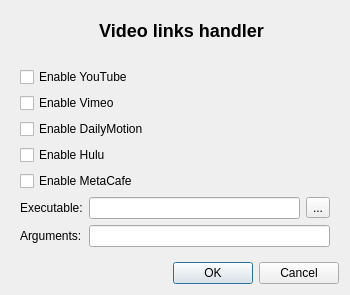
The window that plugins/Videoner/videoner_settings.ui (QupZilla/qupzilla-plugins) describes before a commit, drawn with Qt 5.
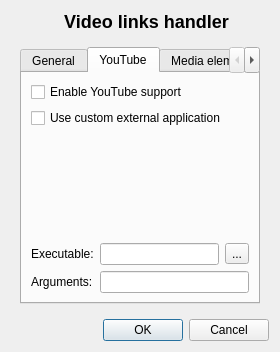
The same window after the commit. The open tabs and pages were chosen to show the change. Icons and pictures are not drawn.

Commit message: [Plugins] Videoner v0.1

Patch:
```diff
--- a/plugins/Videoner/videoner_settings.ui
+++ b/plugins/Videoner/videoner_settings.ui
@@ -6,24 +6,14 @@
    <rect>
     <x>0</x>
     <y>0</y>
-    <width>350</width>
-    <height>295</height>
+    <width>280</width>
+    <height>352</height>
    </rect>
   </property>
   <property name="windowTitle">
    <string>Videoner Settings</string>
   </property>
-  <layout class="QGridLayout" name="gridLayout_1">
-   <item row="7" column="1">
-    <widget class="QDialogButtonBox" name="buttonBox">
-     <property name="orientation">
-      <enum>Qt::Horizontal</enum>
-     </property>
-     <property name="standardButtons">
-      <set>QDialogButtonBox::Cancel|QDialogButtonBox::Ok</set>
-     </property>
-    </widget>
-   </item>
+  <layout class="QGridLayout" name="gridLayout">
    <item row="1" column="1">
     <widget class="QStackedWidget" name="stackedWidget">
      <property name="focusPolicy">
@@ -33,72 +23,18 @@
       <number>0</number>
      </property>
      <widget class="QWidget" name="settingsPage">
-      <layout class="QGridLayout" name="gridLayout_2">
-       <item row="0" column="1" alignment="Qt::AlignHCenter|Qt::AlignVCenter">
-        <widget class="QLabel" name="label_2">
-         <property name="text">
-          <string/>
+      <layout class="QGridLayout" name="gridLayout_4">
+       <item row="0" column="0">
+        <widget class="QTabWidget" name="tabWidget">
+         <property name="currentIndex">
+          <number>0</number>
          </property>
-         <property name="pixmap">
-          <pixmap resource="videoner_res.qrc">:/videoner/data/videoner.png</pixmap>
-         </property>
-         <property name="alignment">
-          <set>Qt::AlignCenter</set>
-         </property>
-        </widget>
-       </item>
-       <item row="0" column="2" alignment="Qt::AlignHCenter|Qt::AlignVCenter">
-        <widget class="QLabel" name="label">
-         <property name="text">
-          <string>&lt;html&gt;&lt;head/&gt;&lt;body&gt;&lt;p&gt;&lt;span style=&quot; font-size:x-large; font-weight:600;&quot;&gt;Video links handler&lt;/span&gt;&lt;/p&gt;&lt;/body&gt;&lt;/html&gt;</string>
-         </property>
-         <property name="alignment">
-          <set>Qt::AlignCenter</set>
-         </property>
-        </widget>
-       </item>
-       <item row="7" column="0" colspan="4">
-        <widget class="QCheckBox" name="enableVm">
-         <property name="text">
-          <string>Enable Vimeo</string>
-         </property>
-        </widget>
-       </item>
-       <item row="9" column="0" colspan="3">
-        <widget class="QCheckBox" name="enableHu">
-         <property name="text">
-          <string>Enable Hulu</string>
-         </property>
-        </widget>
-       </item>
-       <item row="1" column="0" colspan="4">
-        <spacer name="verticalSpacer">
-         <property name="orientation">
-          <enum>Qt::Vertical</enum>
-         </property>
-         <property name="sizeHint" stdset="0">
-          <size>
-           <width>20</width>
-           <height>40</height>
-          </size>
-         </property>
-        </spacer>
-       </item>
-       <item row="5" column="0" colspan="4">
-        <widget class="QCheckBox" name="enableYt">
-         <property name="text">
-          <string>Enable YouTube</string>
-         </property>
-        </widget>
-       </item>
-       <item row="8" column="0" colspan="4">
-        <widget class="QCheckBox" name="enableDm">
-         <property name="text">
-          <string>Enable DailyMotion</string>
-         </property>
-        </widget>
-       </item>
-       <item row="15" column="0" colspan="4">
+         <widget class="QWidget" name="tab1">
+          <attribute name="title">
+           <string>General</string>
+          </attribute>
+          <layout class="QGridLayout" name="gridLayout_3">
+           <item row="2" column="0">
         <layout class="QFormLayout" name="formLayout_1">
          <property name="fieldGrowthPolicy">
           <enum>QFormLayout::AllNonFixedFieldsGrow</enum>
@@ -137,6 +73,233 @@
         </layout>
        </item>
        <item row="0" column="0">
+            <layout class="QGridLayout" name="gridLayout_2">
+             <item row="0" column="0">
+              <widget class="QCheckBox" name="enableVm">
+               <property name="text">
+                <string notr="true">vimeo.com</string>
+               </property>
+              </widget>
+             </item>
+             <item row="1" column="0">
+              <widget class="QCheckBox" name="enableLl">
+               <property name="text">
+                <string notr="true">liveleak.com</string>
+               </property>
+              </widget>
+             </item>
+             <item row="2" column="0">
+              <widget class="QCheckBox" name="enableMc">
+               <property name="text">
+                <string notr="true">metacafe.com</string>
+               </property>
+              </widget>
+             </item>
+             <item row="3" column="0">
+              <widget class="QCheckBox" name="enableDm">
+               <property name="text">
+                <string notr="true">dailymotion.com</string>
+               </property>
+              </widget>
+             </item>
+             <item row="4" column="0">
+              <widget class="QCheckBox" name="enableBr">
+               <property name="text">
+                <string notr="true">break.com</string>
+               </property>
+              </widget>
+             </item>
+             <item row="5" column="0">
+              <widget class="QCheckBox" name="enableHu">
+               <property name="text">
+                <string notr="true">hulu.com</string>
+               </property>
+              </widget>
+             </item>
+            </layout>
+           </item>
+           <item row="1" column="0">
+            <spacer name="verticalSpacer">
+             <property name="orientation">
+              <enum>Qt::Vertical</enum>
+             </property>
+             <property name="sizeHint" stdset="0">
+              <size>
+               <width>20</width>
+               <height>40</height>
+              </size>
+             </property>
+            </spacer>
+           </item>
+          </layout>
+         </widget>
+         <widget class="QWidget" name="tab2">
+          <attribute name="title">
+           <string>YouTube</string>
+          </attribute>
+          <layout class="QGridLayout" name="gridLayout_6">
+           <item row="0" column="0">
+            <widget class="QCheckBox" name="enableYt">
+             <property name="text">
+              <string>Enable YouTube support</string>
+             </property>
+            </widget>
+           </item>
+           <item row="1" column="0">
+            <layout class="QGridLayout" name="YouTubeSettings">
+             <item row="0" column="0">
+              <widget class="QCheckBox" name="enableSeparateYt">
+               <property name="text">
+                <string>Use custom external application</string>
+               </property>
+              </widget>
+             </item>
+             <item row="1" column="0">
+              <spacer name="verticalSpacer_2">
+               <property name="orientation">
+                <enum>Qt::Vertical</enum>
+               </property>
+               <property name="sizeHint" stdset="0">
+                <size>
+                 <width>20</width>
+                 <height>40</height>
+                </size>
+               </property>
+              </spacer>
+             </item>
+             <item row="2" column="0">
+              <layout class="QFormLayout" name="specYt">
+               <property name="fieldGrowthPolicy">
+                <enum>QFormLayout::AllNonFixedFieldsGrow</enum>
+               </property>
+               <item row="1" column="0">
+                <widget class="QLabel" name="labelExeYt">
+                 <property name="text">
+                  <string>Executable:</string>
+                 </property>
+                </widget>
+               </item>
+               <item row="1" column="1">
+                <layout class="QHBoxLayout" name="horizontalLayout_2">
+                 <item>
+                  <widget class="QLineEdit" name="extExeYt"/>
+                 </item>
+                 <item>
+                  <widget class="QToolButton" name="chooseExtViewYt">
+                   <property name="text">
+                    <string notr="true">...</string>
+                   </property>
+                  </widget>
+                 </item>
+                </layout>
+               </item>
+               <item row="2" column="0">
+                <widget class="QLabel" name="labelArgsYt">
+                 <property name="text">
+                  <string>Arguments:</string>
+                 </property>
+                </widget>
+               </item>
+               <item row="2" column="1">
+                <widget class="QLineEdit" name="extExeArgsYt"/>
+               </item>
+              </layout>
+             </item>
+            </layout>
+           </item>
+          </layout>
+         </widget>
+         <widget class="QWidget" name="tab3">
+          <attribute name="title">
+           <string>Media elements</string>
+          </attribute>
+          <layout class="QGridLayout" name="gridLayout_5">
+           <item row="0" column="0">
+            <widget class="QCheckBox" name="enableMed">
+             <property name="text">
+              <string>Enable media elements support</string>
+             </property>
+            </widget>
+           </item>
+           <item row="1" column="0">
+            <widget class="QCheckBox" name="enableSepMed">
+             <property name="text">
+              <string>Use custom external application</string>
+             </property>
+            </widget>
+           </item>
+           <item row="2" column="0">
+            <spacer name="verticalSpacer_3">
+             <property name="orientation">
+              <enum>Qt::Vertical</enum>
+             </property>
+             <property name="sizeHint" stdset="0">
+              <size>
+               <width>20</width>
+               <height>40</height>
+              </size>
+             </property>
+            </spacer>
+           </item>
+           <item row="3" column="0">
+            <layout class="QFormLayout" name="formLayout_2">
+             <property name="fieldGrowthPolicy">
+              <enum>QFormLayout::AllNonFixedFieldsGrow</enum>
+             </property>
+             <item row="0" column="0">
+              <widget class="QLabel" name="labelExeMed">
+               <property name="text">
+                <string>Executable:</string>
+               </property>
+              </widget>
+             </item>
+             <item row="0" column="1">
+              <layout class="QHBoxLayout" name="horizontalLayout_3">
+               <item>
+                <widget class="QLineEdit" name="extExeMed"/>
+               </item>
+               <item>
+                <widget class="QToolButton" name="chooseExtViewMed">
+                 <property name="text">
+                  <string notr="true">...</string>
+                 </property>
+                </widget>
+               </item>
+              </layout>
+             </item>
+             <item row="1" column="0">
+              <widget class="QLabel" name="labelArgsMed">
+               <property name="text">
+                <string>Arguments:</string>
+               </property>
+              </widget>
+             </item>
+             <item row="1" column="1">
+              <widget class="QLineEdit" name="extExeArgsMed"/>
+             </item>
+            </layout>
+           </item>
+          </layout>
+         </widget>
+        </widget>
+       </item>
+      </layout>
+     </widget>
+    </widget>
+   </item>
+   <item row="2" column="1">
+    <widget class="QDialogButtonBox" name="buttonBox">
+     <property name="orientation">
+      <enum>Qt::Horizontal</enum>
+     </property>
+     <property name="standardButtons">
+      <set>QDialogButtonBox::Cancel|QDialogButtonBox::Ok</set>
+     </property>
+    </widget>
+   </item>
+   <item row="0" column="1">
+    <layout class="QHBoxLayout" name="horizontalLayout">
+     <item>
         <spacer name="horizontalSpacer_2">
          <property name="orientation">
           <enum>Qt::Horizontal</enum>
@@ -149,7 +312,30 @@
          </property>
         </spacer>
        </item>
-       <item row="0" column="3">
+     <item>
+      <widget class="QLabel" name="label_2">
+       <property name="text">
+        <string/>
+       </property>
+       <property name="pixmap">
+        <pixmap resource="videoner_res.qrc">:/videoner/data/videoner.png</pixmap>
+       </property>
+       <property name="alignment">
+        <set>Qt::AlignCenter</set>
+       </property>
+      </widget>
+     </item>
+     <item>
+      <widget class="QLabel" name="label">
+       <property name="text">
+        <string>&lt;html&gt;&lt;head/&gt;&lt;body&gt;&lt;p&gt;&lt;span style=&quot; font-size:x-large; font-weight:600;&quot;&gt;Video links handler&lt;/span&gt;&lt;/p&gt;&lt;/body&gt;&lt;/html&gt;</string>
+       </property>
+       <property name="alignment">
+        <set>Qt::AlignCenter</set>
+       </property>
+      </widget>
+     </item>
+     <item>
         <spacer name="horizontalSpacer_3">
          <property name="orientation">
           <enum>Qt::Horizontal</enum>
@@ -162,16 +348,7 @@
          </property>
         </spacer>
        </item>
-       <item row="10" column="0" colspan="4">
-        <widget class="QCheckBox" name="enableMc">
-         <property name="text">
-          <string>Enable MetaCafe</string>
-         </property>
-        </widget>
-       </item>
-      </layout>
-     </widget>
-    </widget>
+    </layout>
    </item>
   </layout>
  </widget>
```
Left out of the diff: 16 changed lines with no effect on the pictures. Lines whose indentation alone changed are shown as unchanged. The commit also changes 18 other files.
